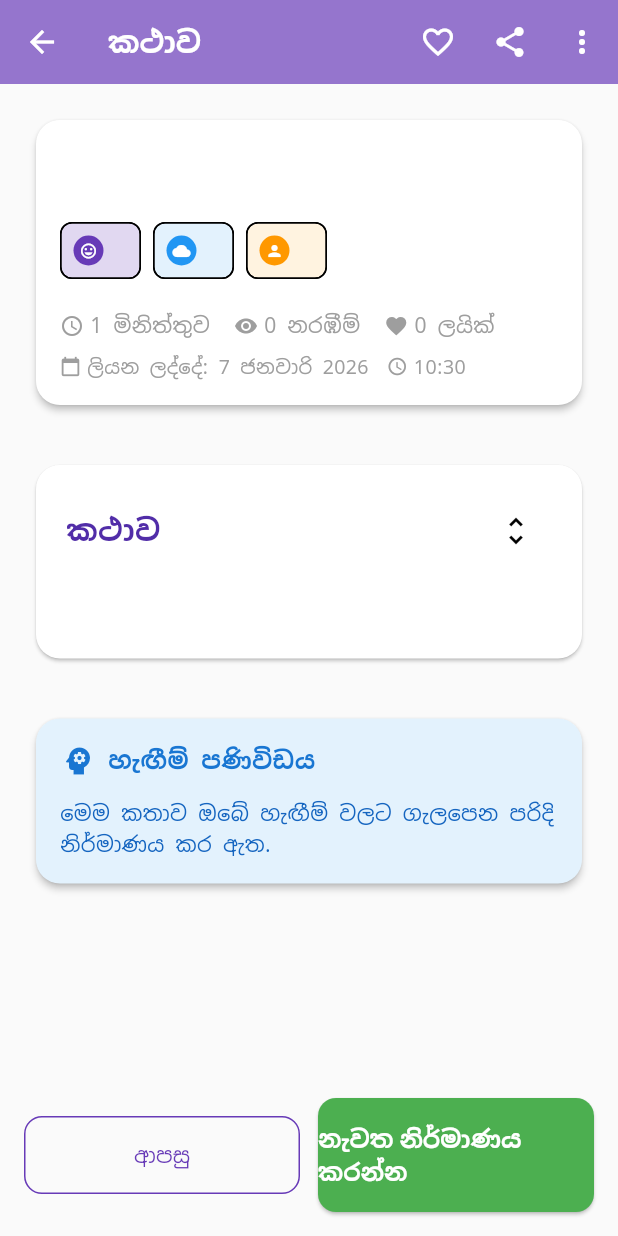
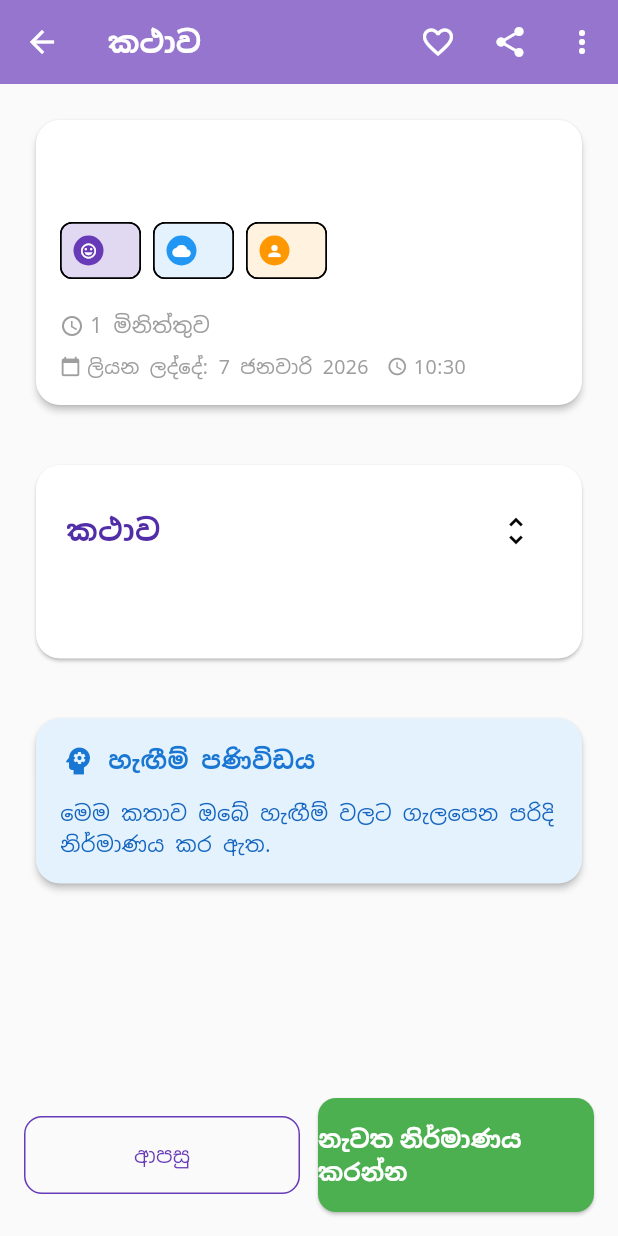
Before and after one commit to SLIIT-Y4-Research-Group/Research_Project_Frontend, a Flutter app: the StoryDisplayScreen screen opened directly with empty values, on a phone screen of 412 x 824 dp. Run offline on Flutter 3.47's test engine with Material 3 defaults, Android fonts, the phone set to English and light mode, and no system bars; our stand-ins replace dio, shared_preferences; accounts and stored records are empty; network calls fail.

Commit message:
chore:fe(story): update story ui

```diff
--- a/lib/screens/story_display_screen.dart
+++ b/lib/screens/story_display_screen.dart
@@ -325,28 +325,28 @@ class _StoryDisplayScreenState extends State<StoryDisplayScreen> {
                           style: TextStyle(color: Colors.grey, fontSize: 14),
                         ),
                         SizedBox(width: 16),
-                        Icon(Icons.remove_red_eye, size: 16, color: Colors.grey),
-                        SizedBox(width: 4),
-                        Text(
-                          '${widget.story.viewCount} නරඹීම්',
-                          style: TextStyle(color: Colors.grey, fontSize: 14),
-                        ),
-                        SizedBox(width: 16),
-                        Icon(Icons.favorite, size: 16, color: Colors.grey),
-                        SizedBox(width: 4),
-                        Text(
-                          '${widget.story.likeCount} ලයික්',
-                          style: TextStyle(color: Colors.grey, fontSize: 14),
-                        ),
-                        if (!widget.story.isPublic) ...[
-                          SizedBox(width: 16),
-                          Icon(Icons.lock, size: 16, color: Colors.grey),
-                          SizedBox(width: 4),
-                          Text(
-                            'පෞද්ගලික',
-                            style: TextStyle(color: Colors.grey, fontSize: 14),
-                          ),
-                        ],
+                        // Icon(Icons.remove_red_eye, size: 16, color: Colors.grey),
+                        // SizedBox(width: 4),
+                        // Text(
+                        //   '${widget.story.viewCount} නරඹීම්',
+                        //   style: TextStyle(color: Colors.grey, fontSize: 14),
+                        // ),
+                        // SizedBox(width: 16),
+                        // Icon(Icons.favorite, size: 16, color: Colors.grey),
+                        // SizedBox(width: 4),
+                        // Text(
+                        //   '${widget.story.likeCount} ලයික්',
+                        //   style: TextStyle(color: Colors.grey, fontSize: 14),
+                        // ),
+                        // if (!widget.story.isPublic) ...[
+                        //   SizedBox(width: 16),
+                        //   Icon(Icons.lock, size: 16, color: Colors.grey),
+                        //   SizedBox(width: 4),
+                        //   Text(
+                        //     'පෞද්ගලික',
+                        //     style: TextStyle(color: Colors.grey, fontSize: 14),
+                        //   ),
+                        // ],
                       ],
                     ),
 
@@ -459,29 +459,29 @@ class _StoryDisplayScreenState extends State<StoryDisplayScreen> {
             SizedBox(height: 24),
 
             // Tags
-            if (widget.story.tags.isNotEmpty) ...[
-              Text(
-                'ටැග්',
-                style: TextStyle(
-                  fontSize: 16,
-                  fontWeight: FontWeight.bold,
-                  color: Colors.grey[800],
-                ),
-              ),
-              SizedBox(height: 8),
-              Wrap(
-                spacing: 8,
-                runSpacing: 8,
-                children: widget.story.tags.map((tag) {
-                  return Chip(
-                    label: Text(tag),
-                    backgroundColor: Colors.grey[100],
-                    labelStyle: TextStyle(fontSize: 12),
-                  );
-                }).toList(),
-              ),
-              SizedBox(height: 24),
-            ],
+            // if (widget.story.tags.isNotEmpty) ...[
+            //   Text(
+            //     'ටැග්',
+            //     style: TextStyle(
+            //       fontSize: 16,
+            //       fontWeight: FontWeight.bold,
+            //       color: Colors.grey[800],
+            //     ),
+            //   ),
+            //   SizedBox(height: 8),
+            //   Wrap(
+            //     spacing: 8,
+            //     runSpacing: 8,
+            //     children: widget.story.tags.map((tag) {
+            //       return Chip(
+            //         label: Text(tag),
+            //         backgroundColor: Colors.grey[100],
+            //         labelStyle: TextStyle(fontSize: 12),
+            //       );
+            //     }).toList(),
+            //   ),
+            //   SizedBox(height: 24),
+            // ],
 
             // Therapeutic message
             Card(
--- a/lib/widgets/mood_wheel.dart
+++ b/lib/widgets/mood_wheel.dart
@@ -40,7 +40,7 @@ class _MoodWheelWidgetState extends State<MoodWheelWidget> {
       crossAxisAlignment: CrossAxisAlignment.start,
       children: [
         Text(
-          'ඔබට අද හිතෙන්නේ කොහොමද?',
+          'අද ඔබට මොන වගේ හැඟීමක්ද තියෙන්නේ?',
           style: TextStyle(
             fontSize: 20,
             fontWeight: FontWeight.bold,
```
Also changed, not shown: lib/screens/home_screen.dart (+46 -46 lines), lib/screens/mood_input_screen.dart (+9 -9 lines).
